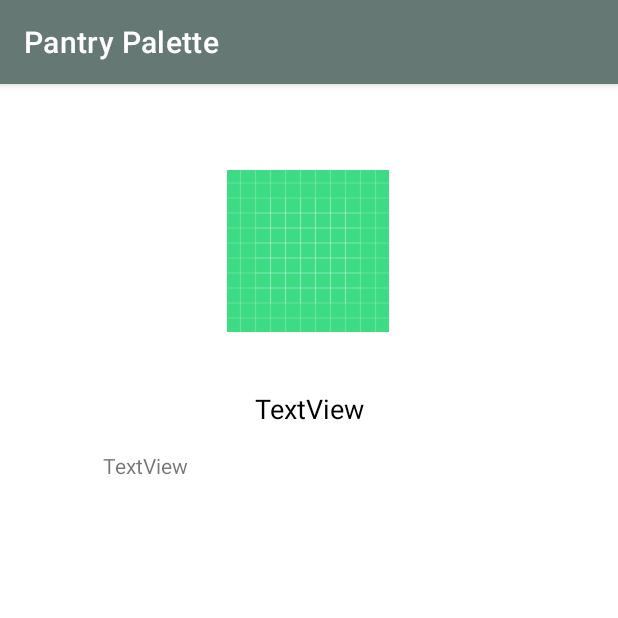
After one commit to alansun25/Pantry-Palette, an Android app: the RecipeInfoActivity screen opened directly, with no data from a screen before it, on a phone screen of 412 x 824 dp, the top half of it. The commit adds this screen. Run offline under Robolectric (Android 15) with nearby library versions, the phone set to English and light mode, and no system bars; pictures from the network do not load; 2 statements that could not run were skipped.

Commit message:
Started recipe details activity

```diff
--- a/app/src/main/AndroidManifest.xml
+++ b/app/src/main/AndroidManifest.xml
@@ -11,6 +11,9 @@
         android:roundIcon="@mipmap/ic_launcher_round"
         android:supportsRtl="true"
         android:theme="@style/Theme.PantryPalette">
+        <activity
+            android:name=".RecipeInfoActivity"
+            android:exported="false" />
         <activity
             android:name=".RecipeListActivity"
             android:exported="false" />
--- /dev/null
+++ b/app/src/main/java/com/example/pantrypalette/RecipeInfoActivity.kt
@@ -0,0 +1,73 @@
+package com.example.pantrypalette
+
+import androidx.appcompat.app.AppCompatActivity
+import android.os.Bundle
+import android.util.Log
+import com.bumptech.glide.Glide
+import com.example.pantrypalette.adapters.RecipeAdapter
+import com.example.pantrypalette.api.RecipeInfoResult
+import com.example.pantrypalette.api.RecipesAPI
+import com.example.pantrypalette.api.RecipesResult
+import com.example.pantrypalette.databinding.ActivityRecipeInfoBinding
+import retrofit2.Call
+import retrofit2.Callback
+import retrofit2.Response
+import retrofit2.Retrofit
+import retrofit2.converter.gson.GsonConverterFactory
+
+class RecipeInfoActivity : AppCompatActivity() {
+    lateinit var binding: ActivityRecipeInfoBinding
+
+    override fun onCreate(savedInstanceState: Bundle?) {
+        super.onCreate(savedInstanceState)
+        binding = ActivityRecipeInfoBinding.inflate(layoutInflater)
+        setContentView(binding.root)
+    }
+
+    override fun onResume() {
+        super.onResume()
+
+        val retrofit = Retrofit.Builder()
+            .baseUrl("https://api.spoonacular.com")
+            .addConverterFactory(GsonConverterFactory.create())
+            .build()
+
+        val recipesAPI = retrofit.create(RecipesAPI::class.java)
+
+        // Find recipes from API based on user's ingredients
+        val call = recipesAPI.getRecipeDetails(
+            intent.getStringExtra(RecipeAdapter.RECIPE)!!.toInt(),
+            false
+        )
+
+        call.enqueue(object : Callback<RecipeInfoResult> {
+            override fun onResponse(
+                call: Call<RecipeInfoResult>,
+                response: Response<RecipeInfoResult>
+            ) {
+                try {
+                    val body = response.body()
+
+                    Log.d("RESPONSE", "${body?.title}")
+
+                    binding.tvRecipeTitle.text = body?.title
+                    binding.tvSummary.text = body?.summary
+                    Glide.with(this@RecipeInfoActivity)
+                        .load(body?.image)
+                        .into(binding.imgRecipe)
+
+                } catch (t: Throwable) {
+                    // TODO
+                }
+            }
+
+            override fun onFailure(call: Call<RecipeInfoResult>, t: Throwable) {
+                try {
+                    // TODO
+                } catch (t: Throwable) {
+                    Log.e("Error", "Failure")
+                }
+            }
+        })
+    }
+}
--- /dev/null
+++ b/app/src/main/res/layout/activity_recipe_info.xml
@@ -0,0 +1,45 @@
+<?xml version="1.0" encoding="utf-8"?>
+<androidx.constraintlayout.widget.ConstraintLayout xmlns:android="http://schemas.android.com/apk/res/android"
+    xmlns:app="http://schemas.android.com/apk/res-auto"
+    xmlns:tools="http://schemas.android.com/tools"
+    android:layout_width="match_parent"
+    android:layout_height="match_parent"
+    tools:context=".RecipeInfoActivity">
+
+    <ImageView
+        android:id="@+id/imgRecipe"
+        android:layout_width="wrap_content"
+        android:layout_height="150dp"
+        android:layout_marginTop="36dp"
+        app:layout_constraintEnd_toEndOf="parent"
+        app:layout_constraintHorizontal_bias="0.498"
+        app:layout_constraintStart_toStartOf="parent"
+        app:layout_constraintTop_toTopOf="parent"
+        app:srcCompat="@drawable/ic_launcher_background" />
+
+    <TextView
+        android:id="@+id/tvRecipeTitle"
+        android:layout_width="0dp"
+        android:layout_height="wrap_content"
+        android:layout_marginStart="68dp"
+        android:layout_marginTop="18dp"
+        android:layout_marginEnd="68dp"
+        android:maxLines="2"
+        android:text="TextView"
+        android:textAlignment="center"
+        android:textColor="#000000"
+        android:textSize="18sp"
+        app:layout_constraintEnd_toEndOf="parent"
+        app:layout_constraintStart_toStartOf="parent"
+        app:layout_constraintTop_toBottomOf="@+id/imgRecipe" />
+
+    <TextView
+        android:id="@+id/tvSummary"
+        android:layout_width="275dp"
+        android:layout_height="wrap_content"
+        android:layout_marginTop="16dp"
+        android:text="TextView"
+        app:layout_constraintEnd_toEndOf="parent"
+        app:layout_constraintStart_toStartOf="parent"
+        app:layout_constraintTop_toBottomOf="@+id/tvRecipeTitle" />
+</androidx.constraintlayout.widget.ConstraintLayout>
--- a/app/src/main/res/layout/recipe_result.xml
+++ b/app/src/main/res/layout/recipe_result.xml
@@ -10,6 +10,7 @@
     card_view:cardElevation="4dp">
 
     <androidx.constraintlayout.widget.ConstraintLayout
+        android:id="@+id/itemRecipe"
         android:layout_width="match_parent"
         android:layout_height="125dp"
         android:background="#F8EEEE">
```
Also changed, not shown: app/src/main/java/com/example/pantrypalette/adapters/RecipeAdapter.kt (+13 -0 lines), app/src/main/java/com/example/pantrypalette/api/RecipeInfoResult.kt (added, +79 -0 lines), app/src/main/java/com/example/pantrypalette/api/RecipesAPI.kt (+7 -0 lines).
